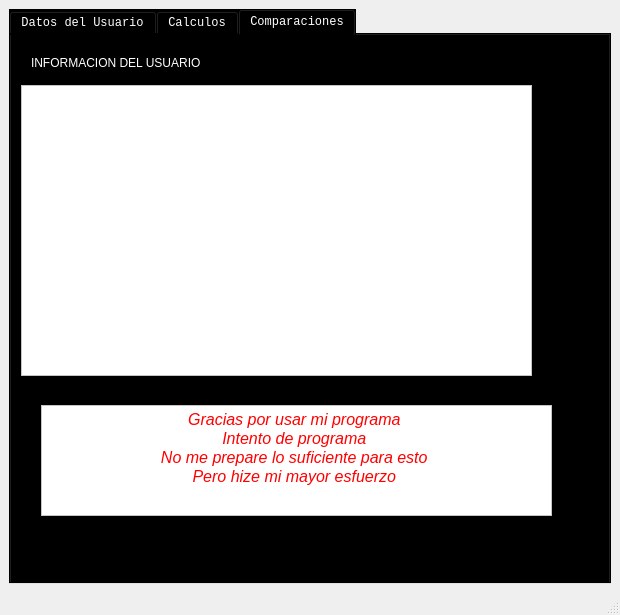
First picture: the form in imc.ui, repository byronstz/examenPOO, before the edit.
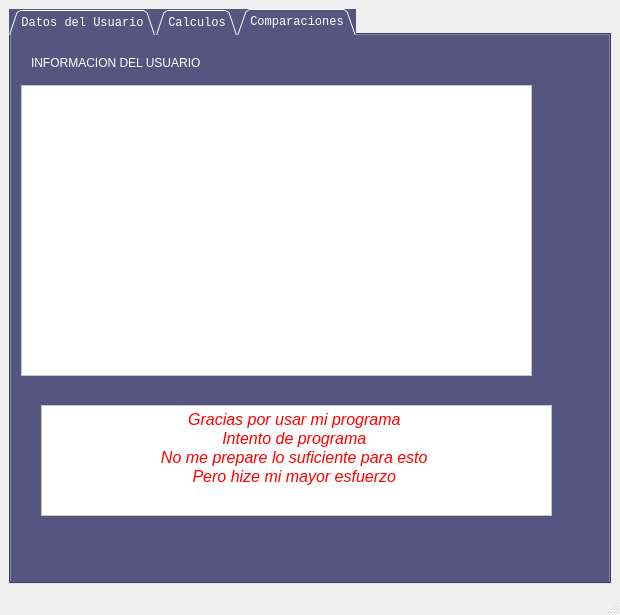
Second picture: the form after the edit.

What changed in the file:
```diff
--- a/imc.ui
+++ b/imc.ui
@@ -30,12 +30,21 @@
        </font>
       </property>
       <property name="styleSheet">
-       <string notr="true">background-color: rgb(0, 0, 0);
+       <string notr="true">background-color: rgb(85, 85, 127);
 color: rgb(255, 255, 255);</string>
       </property>
+      <property name="tabShape">
+       <enum>QTabWidget::Triangular</enum>
+      </property>
       <property name="currentIndex">
        <number>2</number>
       </property>
+      <property name="elideMode">
+       <enum>Qt::ElideMiddle</enum>
+      </property>
+      <property name="usesScrollButtons">
+       <bool>true</bool>
+      </property>
       <widget class="QWidget" name="inDatos">
        <attribute name="title">
         <string>Datos del Usuario</string>
```
